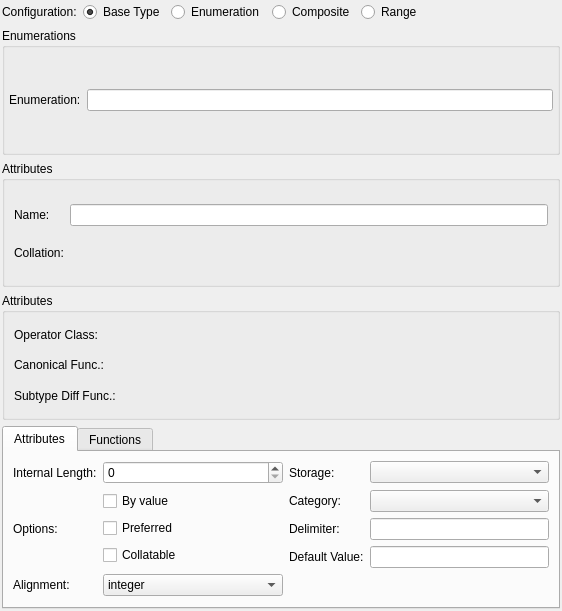
pgmodeler/pgmodeler, file libpgmodeler_ui/ui/typewidget.ui: the form before one commit.
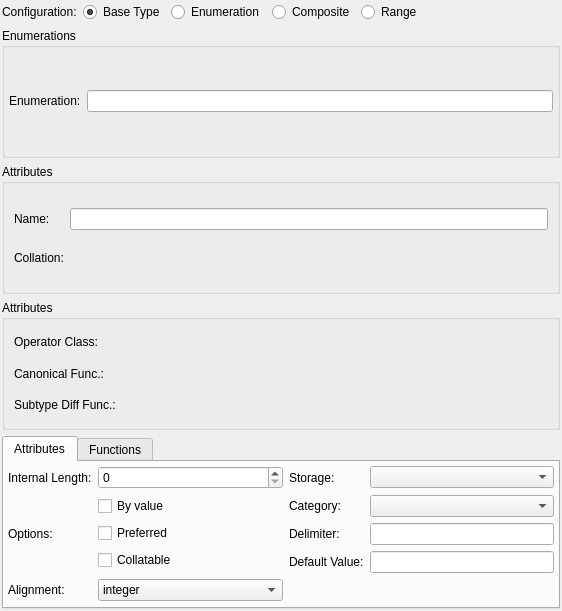
The form after the commit.

Diff of the .ui file:
```diff
--- a/libpgmodeler_ui/ui/typewidget.ui
+++ b/libpgmodeler_ui/ui/typewidget.ui
@@ -49,6 +49,18 @@
        <string>Attributes</string>
       </attribute>
       <layout class="QGridLayout" name="gridLayout_2">
+       <property name="leftMargin">
+        <number>4</number>
+       </property>
+       <property name="topMargin">
+        <number>4</number>
+       </property>
+       <property name="rightMargin">
+        <number>4</number>
+       </property>
+       <property name="bottomMargin">
+        <number>4</number>
+       </property>
        <property name="spacing">
         <number>6</number>
        </property>
```
Left out of the diff: 33 changed lines with no effect on the pictures.
